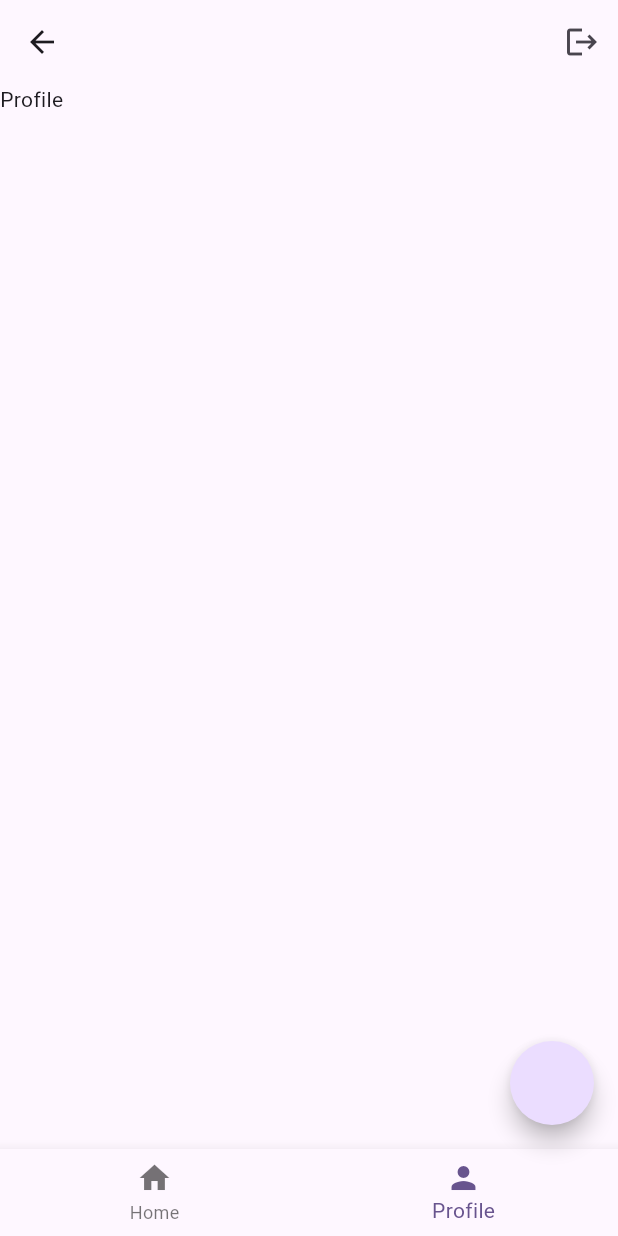
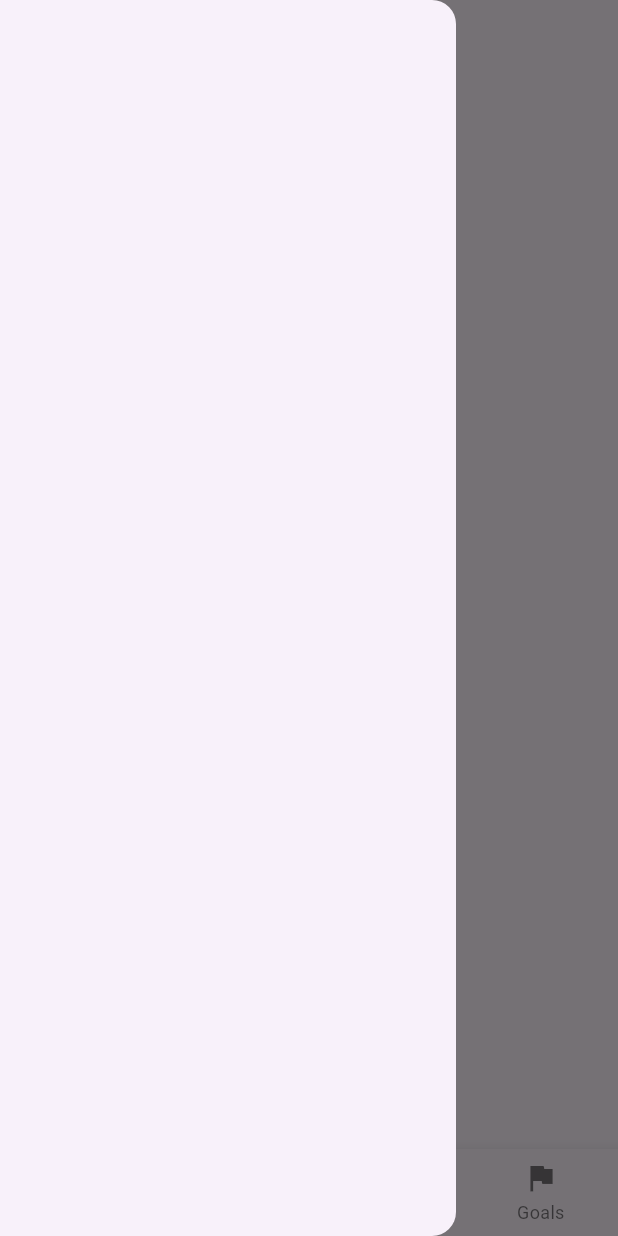
Before and after one commit to eduardofanis/flutter_meal_tracker_app, a Flutter app: the HomePage screen opened by its route, item 2 of the bottom bar chosen, with the side drawer open (before the commit the screen has no drawer), on a phone screen of 412 x 824 dp. Run offline on Flutter 3.47's test engine with Material 3 defaults, Android fonts, the phone set to English and light mode, and no system bars; our stand-ins replace bloc, flutter_bloc, flutter_modular, flutter_secure_storage, string_validator; accounts and stored records are empty.

Commit message:
add features: meals, recipes, goals, profile

```diff
--- a/lib/app/features/auth/auth_guard.dart
+++ b/lib/app/features/auth/auth_guard.dart
@@ -1,8 +1,8 @@
 import 'package:flutter/cupertino.dart';
 import 'package:flutter_bloc/flutter_bloc.dart';
-import 'package:flutter_meal_tracker_app/app/core/utils/snackbar_message.dart';
 import 'package:flutter_meal_tracker_app/app/features/auth/domain/blocs/auth_bloc.dart';
 import 'package:flutter_meal_tracker_app/app/features/auth/domain/states/auth_state.dart';
+import 'package:flutter_meal_tracker_app/app/utils/snackbar_message.dart';
 import 'package:flutter_modular/flutter_modular.dart';
 
 class AuthGuard extends StatelessWidget {
--- a/lib/app/features/auth/data/repositories/auth_repository_impl.dart
+++ b/lib/app/features/auth/data/repositories/auth_repository_impl.dart
@@ -1,4 +1,3 @@
-import 'package:flutter_meal_tracker_app/app/core/utils/snackbar_message.dart';
 import 'package:flutter_meal_tracker_app/app/features/auth/data/datasources/auth_datasource.dart';
 import 'package:flutter_meal_tracker_app/app/features/auth/domain/entities/sign_in_credentials_entity.dart';
 import 'package:flutter_meal_tracker_app/app/features/auth/domain/entities/sign_up_credentials_entity.dart';
@@ -6,6 +5,7 @@ import 'package:flutter_meal_tracker_app/app/features/auth/domain/errors/auth_er
 import 'package:flutter_meal_tracker_app/app/features/auth/domain/repositories/auth_repository.dart';
 import 'package:flutter_meal_tracker_app/app/features/auth/domain/states/auth_state.dart';
 import 'package:flutter_meal_tracker_app/app/features/storage/data/datasources/storage_datasource.dart';
+import 'package:flutter_meal_tracker_app/app/utils/snackbar_message.dart';
 import 'package:flutter_modular/flutter_modular.dart';
 
 class AuthRepositoryImpl implements AuthRepository {
--- a/lib/app/features/home/domain/blocs/home_bloc.dart
+++ b/lib/app/features/home/domain/blocs/home_bloc.dart
@@ -1,4 +1,3 @@
-import 'package:flutter/material.dart';
 import 'package:flutter_bloc/flutter_bloc.dart';
 import 'package:flutter_meal_tracker_app/app/features/home/domain/events/home_event.dart';
 import 'package:flutter_meal_tracker_app/app/features/home/domain/states/home_state.dart';
@@ -6,8 +5,6 @@ import 'package:flutter_meal_tracker_app/app/features/home/domain/states/home_st
 class HomeBloc extends Bloc<HomeEvent, HomeState> {
   HomeBloc() : super(PageState(page: 0)) {
     on<PageChangeEvent>((event, emit) {
-      event.controller.animateToPage(event.page,
-          duration: const Duration(milliseconds: 400), curve: Curves.ease);
       emit(PageState(page: event.page));
     });
   }
--- a/lib/app/features/home/domain/events/home_event.dart
+++ b/lib/app/features/home/domain/events/home_event.dart
@@ -1,14 +1,11 @@
 // ignore_for_file: public_member_api_docs, sort_constructors_first
-import 'package:flutter/material.dart';
 
 abstract class HomeEvent {}
 
 class PageChangeEvent implements HomeEvent {
   final int page;
-  final PageController controller;
 
   PageChangeEvent(
     this.page,
-    this.controller,
   );
 }
--- a/lib/app/features/home/ui/home_page.dart
+++ b/lib/app/features/home/ui/home_page.dart
@@ -2,9 +2,12 @@ import 'package:flutter/material.dart';
 import 'package:flutter_bloc/flutter_bloc.dart';
 import 'package:flutter_meal_tracker_app/app/features/auth/domain/blocs/auth_bloc.dart';
 import 'package:flutter_meal_tracker_app/app/features/auth/domain/events/auth_event.dart';
+import 'package:flutter_meal_tracker_app/app/features/goals/ui/goals_page.dart';
 import 'package:flutter_meal_tracker_app/app/features/home/domain/blocs/home_bloc.dart';
 import 'package:flutter_meal_tracker_app/app/features/home/domain/events/home_event.dart';
 import 'package:flutter_meal_tracker_app/app/features/home/domain/states/home_state.dart';
+import 'package:flutter_meal_tracker_app/app/features/meals/ui/meals_page.dart';
+import 'package:flutter_meal_tracker_app/app/features/recipes/ui/recipes_page.dart';
 import 'package:flutter_meal_tracker_app/app/features/storage/domain/repositories/storage_repository.dart';
 import 'package:flutter_modular/flutter_modular.dart';
 
@@ -18,19 +21,19 @@ class HomePage extends StatefulWidget {
 class _HomePageState extends State<HomePage> {
   final authBloc = Modular.get<AuthBloc>();
   final homeBloc = Modular.get<HomeBloc>();
+  final storage = Modular.get<StorageRepository>();
   late PageController pageController;
+
+  validateSession() async {
+    final accessToken = await storage.read("accessToken");
+    final refreshToken = await storage.read("refreshToken");
+    authBloc.add(ValidateSessionEvent(accessToken, refreshToken));
+  }
 
   @override
   void initState() {
     super.initState();
-
-    (() async {
-      final storage = Modular.get<StorageRepository>();
-      final accessToken = await storage.read("accessToken");
-      final refreshToken = await storage.read("refreshToken");
-      authBloc.add(ValidateSessionEvent(accessToken, refreshToken));
-    });
-
+    validateSession();
     pageController = PageController();
   }
 
@@ -46,23 +49,20 @@ class _HomePageState extends State<HomePage> {
         bloc: homeBloc,
         builder: (context, state) {
           return Scaffold(
-            appBar: AppBar(
-              actions: [
-                IconButton(
-                  onPressed: () {
-                    authBloc.add(SignOutEvent());
-                  },
-                  icon: const Icon(Icons.logout),
-                ),
-              ],
-            ),
+            appBar: AppBar(),
             body: PageView(
               controller: pageController,
               onPageChanged: (page) {
-                homeBloc.add(PageChangeEvent(page, pageController));
+                homeBloc.add(PageChangeEvent(page));
               },
-              children: const [Text("Home"), Text("Profile")],
+              children: const [
+                Text("Home"),
+                MealsPage(),
+                RecipesPage(),
+                GoalsPage(),
+              ],
             ),
+            drawer: const Drawer(),
             bottomNavigationBar: BottomNavigationBar(
               currentIndex: state.page,
               type: BottomNavigationBarType.fixed,
@@ -72,16 +72,29 @@ class _HomePageState extends State<HomePage> {
                   label: "Home",
                 ),
                 BottomNavigationBarItem(
-                  icon: Icon(Icons.person),
-                  label: "Profile",
+                  icon: Icon(Icons.dinner_dining),
+                  label: "Meals",
+                ),
+                BottomNavigationBarItem(
+                  icon: Icon(Icons.menu_book),
+                  label: "Recipes",
+                ),
+                BottomNavigationBarItem(
+                  icon: Icon(Icons.flag),
+                  label: "Goals",
                 ),
               ],
               onTap: (page) {
-                homeBloc.add(PageChangeEvent(page, pageController));
+                homeBloc.add(PageChangeEvent(page));
+                pageController.animateToPage(page,
+                    duration: const Duration(milliseconds: 400),
+                    curve: Curves.ease);
               },
             ),
+            floatingActionButtonLocation:
+                FloatingActionButtonLocation.centerFloat,
             floatingActionButton: FloatingActionButton(
-              shape: const CircleBorder(),
+              child: const Icon(Icons.add),
               onPressed: () {},
             ),
           );
--- /dev/null
+++ b/lib/app/features/meals/ui/meals_page.dart
@@ -0,0 +1,17 @@
+import 'package:flutter/material.dart';
+
+class MealsPage extends StatefulWidget {
+  const MealsPage({super.key});
+
+  @override
+  State<MealsPage> createState() => _MealsPageState();
+}
+
+class _MealsPageState extends State<MealsPage> {
+  @override
+  Widget build(BuildContext context) {
+    return const Center(
+      child: Text("Meals"),
+    );
+  }
+}
--- a/pubspec.yaml
+++ b/pubspec.yaml
@@ -2,7 +2,7 @@ name: flutter_meal_tracker_app
 description: "A new Flutter project."
 # The following line prevents the package from being accidentally published to
 # pub.dev using `flutter pub publish`. This is preferred for private packages.
-publish_to: 'none' # Remove this line if you wish to publish to pub.dev
+publish_to: "none" # Remove this line if you wish to publish to pub.dev
 
 # The following defines the version and build number for your application.
 # A version number is three numbers separated by dots, like 1.2.43
@@ -19,7 +19,7 @@ publish_to: 'none' # Remove this line if you wish to publish to pub.dev
 version: 1.0.0+1
 
 environment:
-  sdk: '>=3.3.3 <4.0.0'
+  sdk: ">=3.3.3 <4.0.0"
 
 # Dependencies specify other packages that your package needs in order to work.
 # To automatically upgrade your package dependencies to the latest versions
@@ -30,7 +30,6 @@ environment:
 dependencies:
   flutter:
     sdk: flutter
-
 
   # The following adds the Cupertino Icons font to your application.
   # Use with the CupertinoIcons class for iOS style icons.
@@ -60,7 +59,6 @@ dev_dependencies:
 
 # The following section is specific to Flutter packages.
 flutter:
-
   # The following line ensures that the Material Icons font is
   # included with your application, so that you can use the icons in
   # the material Icons class.
```
Also changed, not shown: lib/app/features/goals/ui/goals_page.dart (added, +17 -0 lines), lib/app/features/recipes/ui/recipes_page.dart (added, +17 -0 lines), lib/main.dart (+0 -47 lines), lib/app/utils/snackbar_message.dart (renamed from lib/app/core/utils/snackbar_message.dart).
